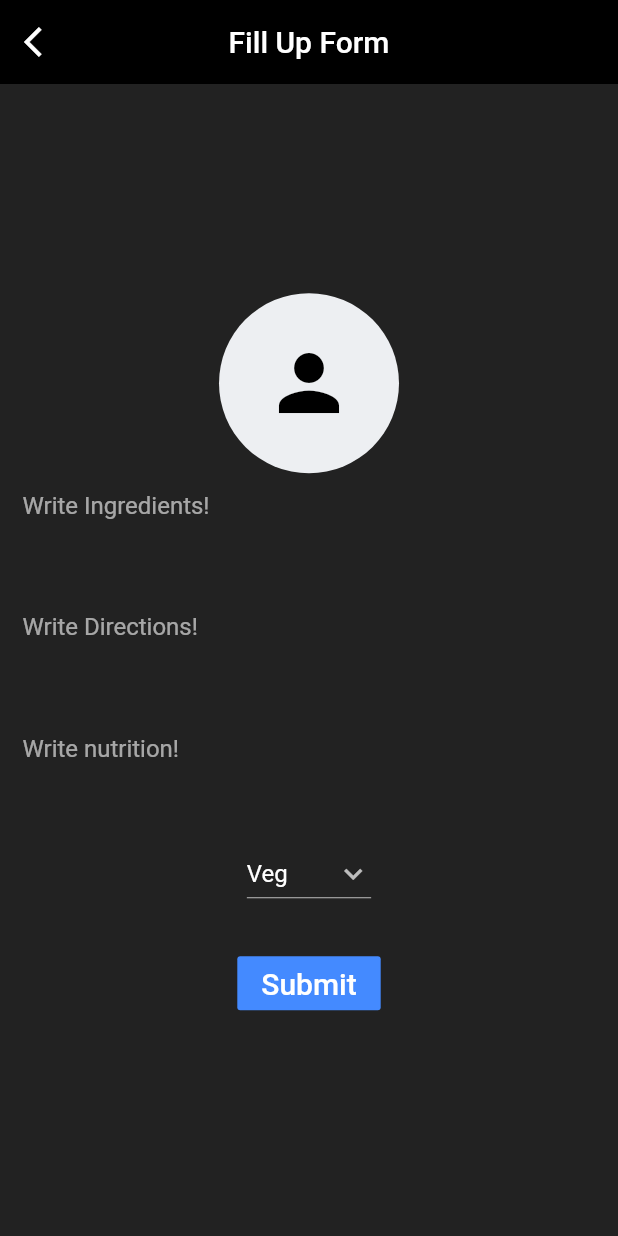
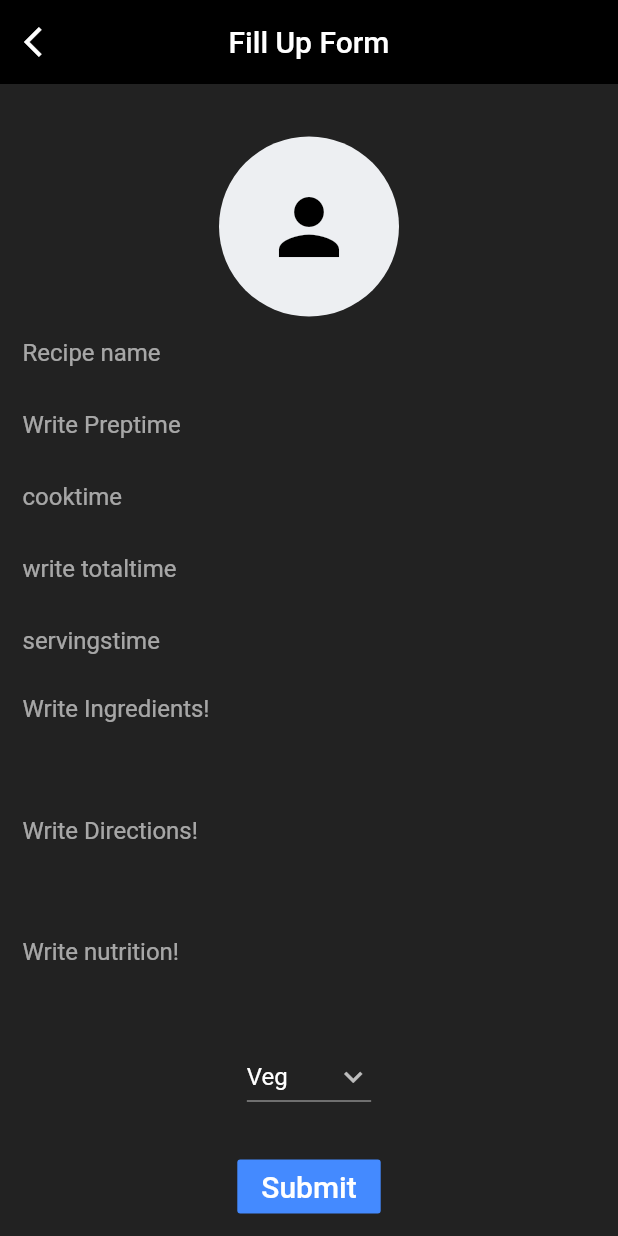
Before and after one commit to bishnusilwal/Recipe_Mobile_Frontend, a Flutter app: the FormScreen screen opened directly, on a phone screen of 412 x 824 dp. Run offline on Flutter 3.47's test engine with Material 2 defaults, Android fonts, the phone set to English and light mode, and no system bars; our stand-ins replace flutter_rating_bar; network calls fail.

Commit message:
recipe forms UI update

```diff
--- a/lib/screens/recipe_form.dart
+++ b/lib/screens/recipe_form.dart
@@ -165,6 +165,41 @@ class _FormScreenState extends State<FormScreen> {
                       child: Column(
                         children: [
                           TextFormField(
+                            maxLines: 1,
+                            decoration: const InputDecoration(
+                              hintText: "Recipe name",
+                              border: InputBorder.none,
+                            ),
+                          ),
+                          TextFormField(
+                            maxLines: 1,
+                            decoration: const InputDecoration(
+                              hintText: "Write Preptime",
+                              border: InputBorder.none,
+                            ),
+                          ),
+                          TextFormField(
+                            maxLines: 1,
+                            decoration: const InputDecoration(
+                              hintText: "cooktime",
+                              border: InputBorder.none,
+                            ),
+                          ),
+                          TextFormField(
+                            maxLines: 1,
+                            decoration: const InputDecoration(
+                              hintText: "write totaltime",
+                              border: InputBorder.none,
+                            ),
+                          ),
+                          TextFormField(
+                            maxLines: 1,
+                            decoration: const InputDecoration(
+                              hintText: "servingstime",
+                              border: InputBorder.none,
+                            ),
+                          ),
+                          TextFormField(
                             maxLines: 3,
                             decoration: const InputDecoration(
                               hintText: "Write Ingredients!",
```
